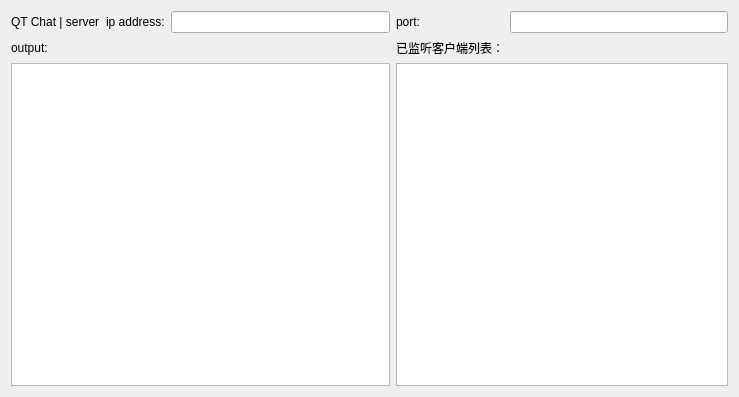
Old version of the form server/server/widget.ui in the repository l1xiaobei/QT_Chat.
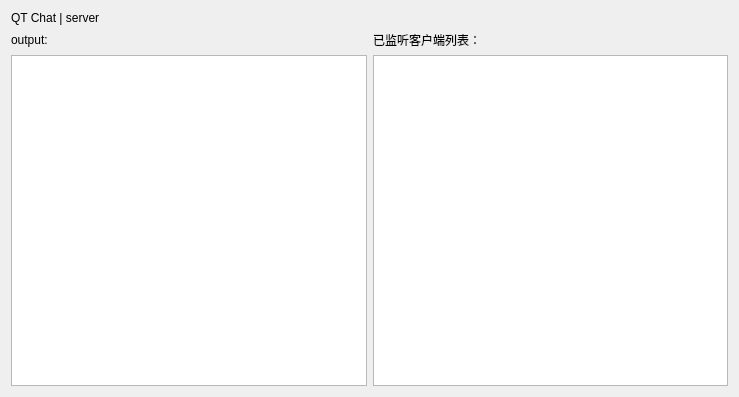
New version of the form.

Diff of the .ui file:
```diff
--- a/server/server/widget.ui
+++ b/server/server/widget.ui
@@ -14,13 +14,6 @@
    <string>Widget</string>
   </property>
   <layout class="QGridLayout" name="gridLayout">
-   <item row="0" column="3">
-    <widget class="QLabel" name="portLabel">
-     <property name="text">
-      <string>port:</string>
-     </property>
-    </widget>
-   </item>
    <item row="1" column="0">
     <widget class="QLabel" name="output">
      <property name="text">
@@ -28,23 +21,6 @@
      </property>
     </widget>
    </item>
-   <item row="0" column="4">
-    <widget class="QLineEdit" name="portLine"/>
-   </item>
-   <item row="1" column="3">
-    <widget class="QLabel" name="clientLabel">
-     <property name="text">
-      <string>已监听客户端列表：</string>
-     </property>
-    </widget>
-   </item>
-   <item row="0" column="1">
-    <widget class="QLabel" name="ipLabel">
-     <property name="text">
-      <string>ip address:</string>
-     </property>
-    </widget>
-   </item>
    <item row="0" column="0">
     <widget class="QLabel" name="label">
      <property name="text">
@@ -52,15 +28,19 @@
      </property>
     </widget>
    </item>
-   <item row="0" column="2">
-    <widget class="QLineEdit" name="ipLine"/>
-   </item>
-   <item row="2" column="3" colspan="2">
+   <item row="2" column="2" colspan="2">
     <widget class="QTextEdit" name="clientText"/>
    </item>
-   <item row="2" column="0" colspan="3">
+   <item row="2" column="0" colspan="2">
     <widget class="QTextEdit" name="textEdit"/>
    </item>
+   <item row="1" column="2">
+    <widget class="QLabel" name="clientLabel">
+     <property name="text">
+      <string>已监听客户端列表：</string>
+     </property>
+    </widget>
+   </item>
   </layout>
  </widget>
  <resources/>
```
